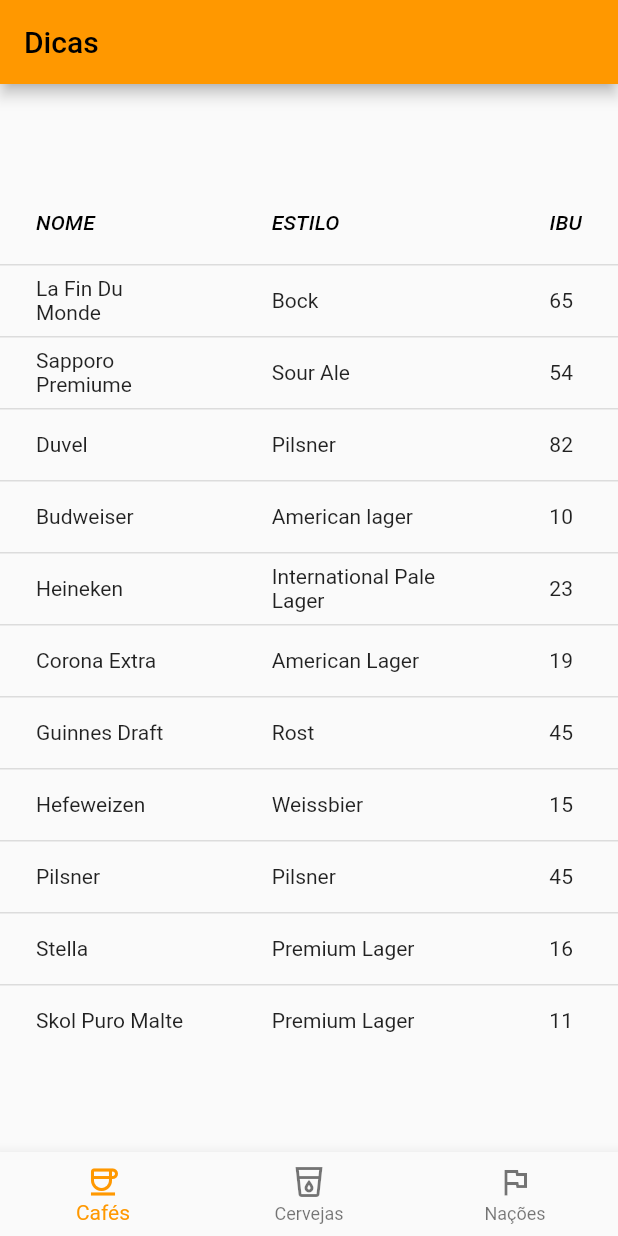
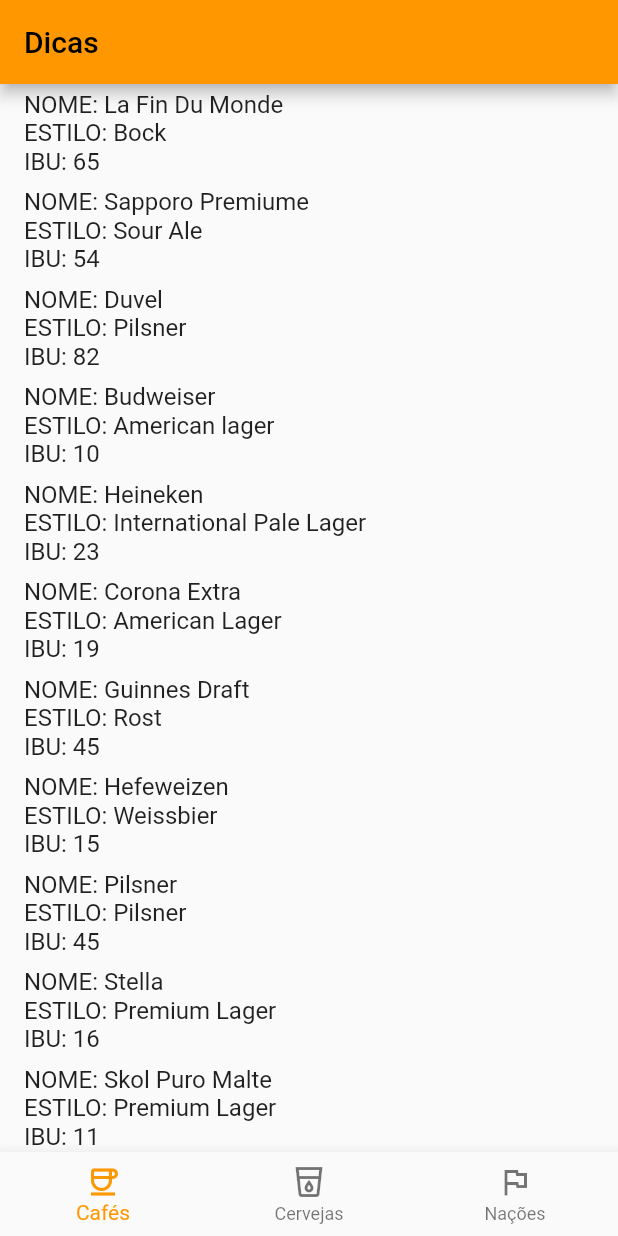
Before and after one commit to flaviogui/POO-em-Dart, a Flutter app: the screen it shows after launch, on a phone screen of 412 x 824 dp. Run offline on Flutter 3.47's test engine with Material 2 defaults, Android fonts, the phone set to English and light mode, and no system bars.

```diff
--- a/tarefa4_questao1_4/lib/main.dart
+++ b/tarefa4_questao1_4/lib/main.dart
@@ -1,7 +1,7 @@
 import 'package:flutter/material.dart';
 
 void main() {
-  MyApp app = MyApp();
+  MeuNovoApp app = MeuNovoApp();
 
   runApp(app);
 }
@@ -125,3 +125,25 @@ class MytileWidget extends StatelessWidget {
     );
   }
 }
+
+class MeuNovoApp extends StatelessWidget {
+  get dataObjects => dataObjectos;
+
+  @override
+  Widget build(BuildContext context) {
+    return MaterialApp(
+        theme: ThemeData(primarySwatch: Colors.orange),
+        debugShowCheckedModeBanner: false,
+        home: Scaffold(
+          appBar: AppBar(
+            title: const Text("Dicas"),
+          ),
+          body: Center(
+              child: MytileWidget(
+                  objects: dataObjects,
+                  propertyNames: ["name", "style", "ibu"],
+                  columnNames: ["NOME", "ESTILO", "IBU"])),
+          bottomNavigationBar: NewNavBar(),
+        ));
+  }
+}
```
